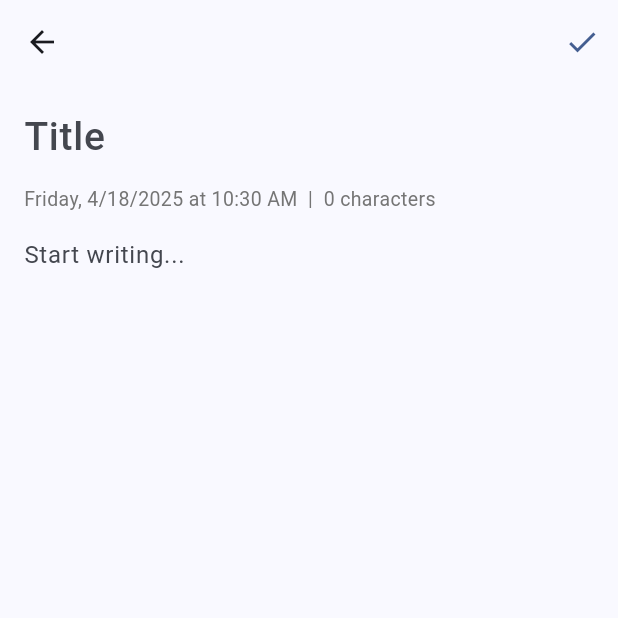
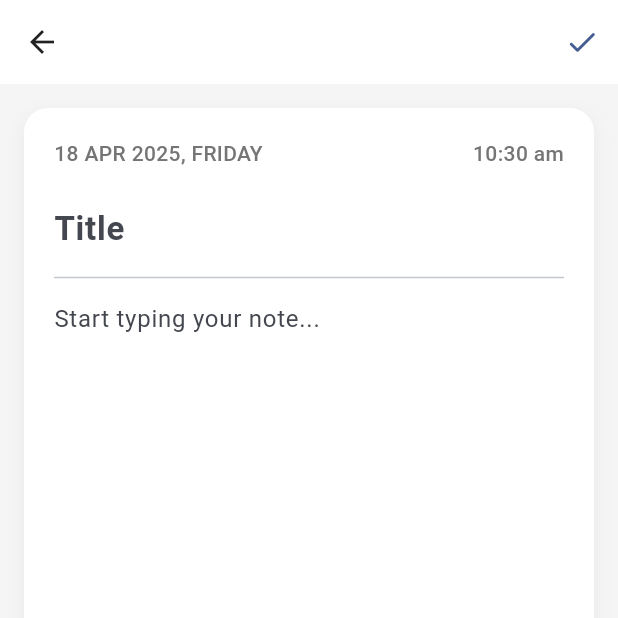
Before and after one commit to sanashajiya/Drive-Notes, a Flutter app: the CreateNoteScreen screen opened by its route, on a phone screen of 412 x 824 dp, the top half of it. Run offline on Flutter 3.47's test engine with Material 3 defaults, Android fonts, the phone set to English and light mode, and no system bars; our stand-ins replace dio, flutter_riverpod, flutter_secure_storage, go_router, google_sign_in, googleapis_auth and 2 more; missing offline and left inert: googleapis; accounts and stored records are empty.

```diff
--- a/lib/screens/create_note_screen.dart
+++ b/lib/screens/create_note_screen.dart
@@ -3,6 +3,7 @@ import 'package:flutter/material.dart';
 import 'package:flutter/services.dart';
 import 'package:flutter_riverpod/flutter_riverpod.dart';
 import 'package:go_router/go_router.dart';
+
 class CreateNoteScreen extends ConsumerStatefulWidget {
   const CreateNoteScreen({super.key});
 
@@ -25,7 +26,6 @@ class _CreateNoteScreenState extends ConsumerState<CreateNoteScreen> {
 
     final driveService = ref.read(driveFilesProvider.notifier).driveService;
     await driveService.uploadNote(content, title);
-
     await ref.read(driveFilesProvider.notifier).refreshFiles();
 
     setState(() => _isSaving = false);
@@ -43,45 +43,74 @@ class _CreateNoteScreenState extends ConsumerState<CreateNoteScreen> {
   @override
   Widget build(BuildContext context) {
     final now = DateTime.now();
-    final timestamp = '${_formatWeekday(now)}, ${_formatDate(now)} at ${_formatTime(now)}';
+    final weekday = _formatWeekday(now);
+    final date = _formatDate(now);
+    final time = _formatTime(now);
 
     return Scaffold(
+      backgroundColor: Colors.grey[100],
       appBar: AppBar(
-        backgroundColor: Colors.transparent, // or Theme.of(context).appBarTheme.backgroundColor,
-        foregroundColor: Theme.of(context).colorScheme.onSurface, // makes it adapt to light/dark theme
-        elevation: 0,
+        backgroundColor: Colors.white,
+        surfaceTintColor: Colors.white,
+        elevation: 1,
+        foregroundColor: Colors.black87,
         leading: const BackButton(),
         actions: [
           IconButton(
             key: const Key('saveButton'),
-            icon: const Icon(Icons.check),
+            icon: const Icon(Icons.check_rounded),
             onPressed: _isSaving ? null : _saveNote,
-            color: Theme.of(context).colorScheme.primary, // or any theme color
+            color: Theme.of(context).primaryColor,
           ),
         ],
       ),
-
-
-      body: Padding(
-        padding: const EdgeInsets.symmetric(horizontal: 16, vertical: 8),
+      body: Container(
+        margin: const EdgeInsets.all(16),
+        padding: const EdgeInsets.all(20),
+        decoration: BoxDecoration(
+          color: Colors.white,
+          borderRadius: BorderRadius.circular(16),
+          boxShadow: [
+            BoxShadow(
+              color: Colors.black.withOpacity(0.05),
+              blurRadius: 10,
+              offset: const Offset(0, 4),
+            ),
+          ],
+        ),
         child: Column(
           crossAxisAlignment: CrossAxisAlignment.start,
           children: [
+            // Date & Time Header
+            Row(
+              mainAxisAlignment: MainAxisAlignment.spaceBetween,
+              children: [
+                Text(
+                  '$date, $weekday',
+                  style: TextStyle(fontSize: 14, fontWeight: FontWeight.w500, color: Colors.grey[600]),
+                ),
+                Text(
+                  time,
+                  style: TextStyle(fontSize: 14, fontWeight: FontWeight.w500, color: Colors.grey[600]),
+                ),
+              ],
+            ),
+            const SizedBox(height: 16),
+
+            // Title
             TextField(
               key: const Key('titleField'),
               controller: _titleController,
-              style: const TextStyle(fontSize: 26, fontWeight: FontWeight.w500),
+              style: const TextStyle(fontSize: 22, fontWeight: FontWeight.w600),
               decoration: const InputDecoration(
                 hintText: 'Title',
                 border: InputBorder.none,
               ),
             ),
-            const SizedBox(height: 4),
-            Text(
-              '$timestamp  |  ${_contentController.text.length} characters',
-              style: TextStyle(color: Colors.grey[600], fontSize: 13),
-            ),
-            const SizedBox(height: 8),
+
+            const Divider(),
+
+            // Content
             Expanded(
               child: TextField(
                 key: const Key('contentField'),
@@ -89,9 +118,9 @@ class _CreateNoteScreenState extends ConsumerState<CreateNoteScreen> {
                 maxLines: null,
                 expands: true,
                 keyboardType: TextInputType.multiline,
-                style: const TextStyle(fontSize: 16),
+                style: const TextStyle(fontSize: 16, height: 1.5),
                 decoration: const InputDecoration(
-                  hintText: 'Start writing...',
+                  hintText: 'Start typing your note...',
                   border: InputBorder.none,
                 ),
                 onChanged: (_) => setState(() {}),
@@ -105,16 +134,24 @@ class _CreateNoteScreenState extends ConsumerState<CreateNoteScreen> {
 
   String _formatWeekday(DateTime dt) {
     const days = ['Sunday', 'Monday', 'Tuesday', 'Wednesday', 'Thursday', 'Friday', 'Saturday'];
-    return days[dt.weekday % 7];
+    return days[dt.weekday % 7].toUpperCase();
   }
 
   String _formatDate(DateTime dt) {
-    return '${dt.month}/${dt.day}/${dt.year}';
+    return '${dt.day.toString().padLeft(2, '0')} ${_monthToString(dt.month)} ${dt.year}';
+  }
+
+  String _monthToString(int month) {
+    const months = [
+      '', 'JAN', 'FEB', 'MAR', 'APR', 'MAY', 'JUN',
+      'JUL', 'AUG', 'SEP', 'OCT', 'NOV', 'DEC'
+    ];
+    return months[month];
   }
 
   String _formatTime(DateTime dt) {
     final hour = dt.hour % 12 == 0 ? 12 : dt.hour % 12;
-    final ampm = dt.hour >= 12 ? 'PM' : 'AM';
+    final ampm = dt.hour >= 12 ? 'pm' : 'am';
     final min = dt.minute.toString().padLeft(2, '0');
     return '$hour:$min $ampm';
   }
```
Also changed, not shown: lib/screens/edit_note_screen.dart (+44 -18 lines), 4 other files.
